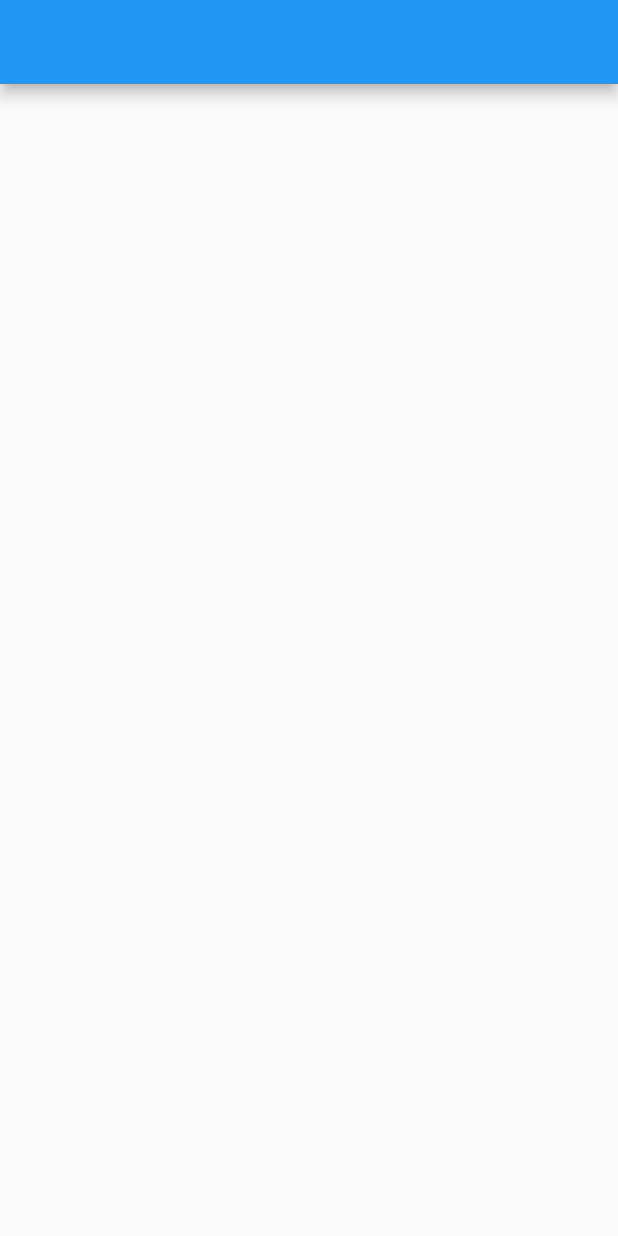
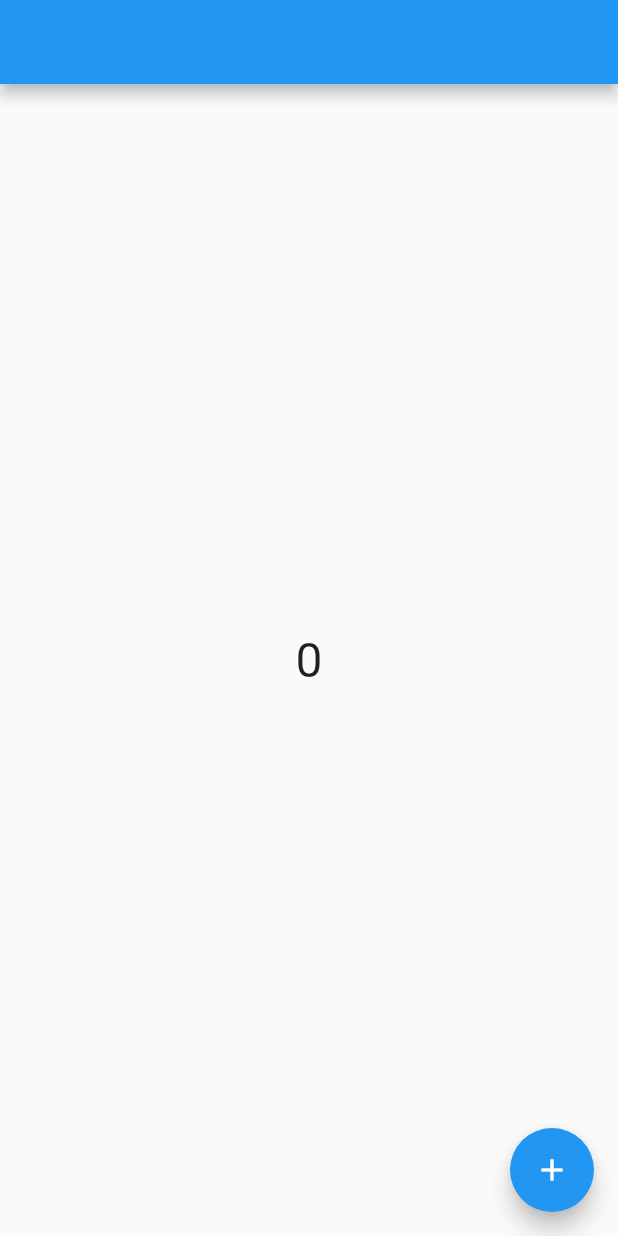
Before and after one commit to aprxty3/getx_state_management, a Flutter app: the screen it shows after launch, on a phone screen of 412 x 824 dp. Run offline on Flutter 3.47's test engine with Material 2 defaults, Android fonts, the phone set to English and light mode, and no system bars; our stand-ins replace get.

Commit message:
try to create count controller

```diff
--- a/lib/getx11_dependency_management/get11.dart
+++ b/lib/getx11_dependency_management/get11.dart
@@ -1,10 +1,33 @@
 import 'package:flutter/material.dart';
+import 'package:get/get.dart';
 
 class Get11 extends StatelessWidget {
+  final MyController c = Get.find();
+
   @override
   Widget build(BuildContext context) {
     return Scaffold(
       appBar: AppBar(),
+      body: Obx(() => Center(
+            child: Text(
+              '${c.count}',
+              style: TextStyle(fontSize: 32),
+            ),
+          )),
+      floatingActionButton: FloatingActionButton(
+        onPressed: () => c.add(),
+        child: Icon(
+          Icons.add,
+        ),
+      ),
     );
   }
 }
+
+class MyController extends GetxController {
+  var count = 0.obs;
+
+  void add() {
+    count++;
+  }
+}
```
